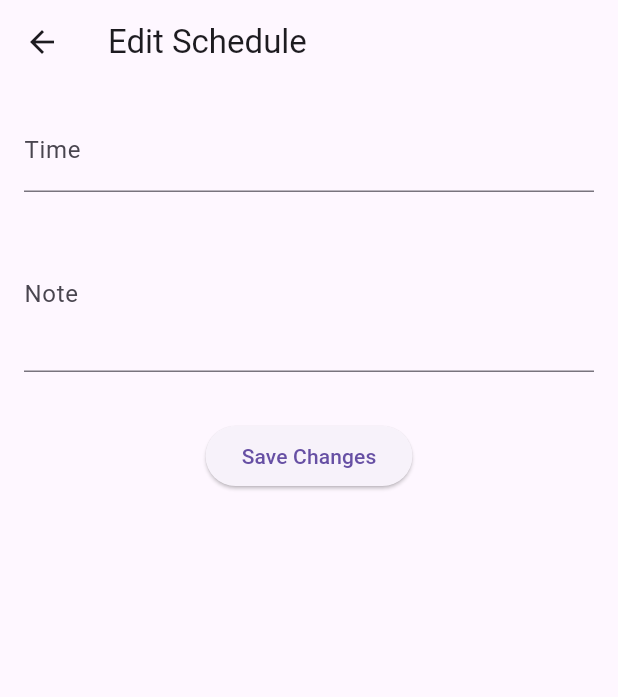
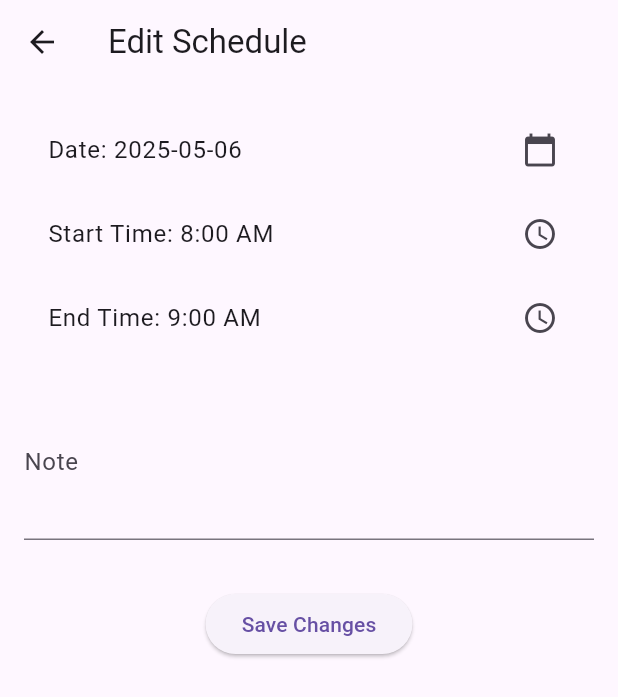
Before and after one commit to py-centric/sms_student_teacher_portal, a Flutter app: the EditScheduleScreen screen opened directly with empty values, after a tap on "Save Changes", on a phone screen of 412 x 824 dp. Shown: the top 697 px of the screen. Run offline on Flutter 3.47's test engine with Material 3 defaults, Android fonts, the phone set to English and light mode, and no system bars; our stand-ins replace flutter_dotenv, local_auth.

Commit message:
implement schedule management with editable classes and date/time selection

```diff
--- a/teacher_portal/lib/main.dart
+++ b/teacher_portal/lib/main.dart
@@ -4,7 +4,7 @@ import 'package:flutter_dotenv/flutter_dotenv.dart';
 import 'screens/login.dart';
 import 'screens/notes/notes.dart';
 import 'screens/classes/classes.dart';
-// import 'screens/schedule/schedule.dart';
+import 'screens/schedule/schedule.dart';
 // import 'screens/register/register.dart';
 
 void main() async {
@@ -44,8 +44,8 @@ class _MyAppState extends State<MyApp> {
     final List<Widget> pages = [
       NotesWidget(),
       ClassesScreen(teacherData: teacherData!),
-      // ScheduleScreen(teacherData: teacherData!),
-      // RegisterScreen(teacherData: teacherData!),
+      ScheduleScreen(teacherData: teacherData!),
+      //RegisterScreen(teacherData: teacherData!),
     ];
 
     return MaterialApp(
--- a/teacher_portal/lib/screens/schedule/edit_schedule_screen.dart
+++ b/teacher_portal/lib/screens/schedule/edit_schedule_screen.dart
@@ -10,29 +10,78 @@ class EditScheduleScreen extends StatefulWidget {
 }
 
 class _EditScheduleScreenState extends State<EditScheduleScreen> {
-  late TextEditingController timeController;
   late TextEditingController noteController;
+  DateTime? selectedDate;
+  TimeOfDay? startTime;
+  TimeOfDay? endTime;
 
   @override
   void initState() {
     super.initState();
-    timeController = TextEditingController(text: widget.classData['time']);
     noteController = TextEditingController(text: widget.classData['note']);
+    selectedDate = DateTime.now();
+    startTime = const TimeOfDay(hour: 8, minute: 0);
+    endTime = const TimeOfDay(hour: 9, minute: 0);
   }
 
   @override
   void dispose() {
-    timeController.dispose();
     noteController.dispose();
     super.dispose();
   }
 
+  Future<void> _pickDate() async {
+    final DateTime? picked = await showDatePicker(
+      context: context,
+      initialDate: selectedDate ?? DateTime.now(),
+      firstDate: DateTime(2023),
+      lastDate: DateTime(2100),
+    );
+    if (picked != null) {
+      setState(() {
+        selectedDate = picked;
+      });
+    }
+  }
+
+  Future<void> _pickStartTime() async {
+    final TimeOfDay? picked = await showTimePicker(
+      context: context,
+      initialTime: startTime ?? const TimeOfDay(hour: 8, minute: 0),
+    );
+    if (picked != null) {
+      setState(() {
+        startTime = picked;
+      });
+    }
+  }
+
+  Future<void> _pickEndTime() async {
+    final TimeOfDay? picked = await showTimePicker(
+      context: context,
+      initialTime: endTime ?? const TimeOfDay(hour: 9, minute: 0),
+    );
+    if (picked != null) {
+      setState(() {
+        endTime = picked;
+      });
+    }
+  }
+
   void _saveChanges() {
+    final formattedDate = selectedDate != null
+        ? '${selectedDate!.year}-${selectedDate!.month.toString().padLeft(2, '0')}-${selectedDate!.day.toString().padLeft(2, '0')}'
+        : 'No date';
+
+    final formattedTime =
+        '${startTime?.format(context)} - ${endTime?.format(context)}';
+
     Navigator.pop(context, {
       'subject': widget.classData['subject']!,
       'grade': widget.classData['grade']!,
       'room': widget.classData['room']!,
-      'time': timeController.text,
+      'time': formattedTime,
+      'date': formattedDate,
       'note': noteController.text,
     });
   }
@@ -45,9 +94,26 @@ class _EditScheduleScreenState extends State<EditScheduleScreen> {
         padding: const EdgeInsets.all(16.0),
         child: Column(
           children: [
-            TextField(
-              controller: timeController,
-              decoration: const InputDecoration(labelText: 'Time'),
+            ListTile(
+              title: Text(selectedDate == null
+                  ? 'Select Date'
+                  : 'Date: ${selectedDate!.toLocal().toString().split(' ')[0]}'),
+              trailing: const Icon(Icons.calendar_today),
+              onTap: _pickDate,
+            ),
+            ListTile(
+              title: Text(startTime == null
+                  ? 'Select Start Time'
+                  : 'Start Time: ${startTime!.format(context)}'),
+              trailing: const Icon(Icons.access_time),
+              onTap: _pickStartTime,
+            ),
+            ListTile(
+              title: Text(endTime == null
+                  ? 'Select End Time'
+                  : 'End Time: ${endTime!.format(context)}'),
+              trailing: const Icon(Icons.access_time),
+              onTap: _pickEndTime,
             ),
             const SizedBox(height: 16),
             TextField(
--- a/teacher_portal/pubspec.yaml
+++ b/teacher_portal/pubspec.yaml
@@ -33,7 +33,7 @@ dependencies:
   http: ^0.13.3
   multi_select_flutter: ^4.1.3
   intl: ^0.19.0
-  flutter_dotenv: ^5.1.0
+  flutter_dotenv: ^5.0.2
   # The following adds the Cupertino Icons font to your application.
   # Use with the CupertinoIcons class for iOS style icons.
   table_calendar: ^3.0.8
```
Also changed, not shown: teacher_portal/lib/screens/schedule/schedule.dart (+109 -1 lines), 1 other file.
